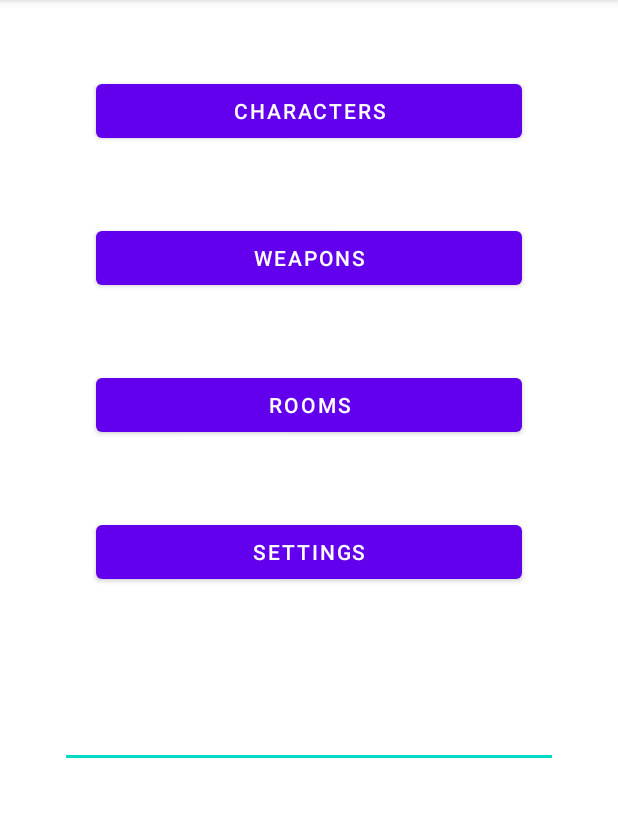
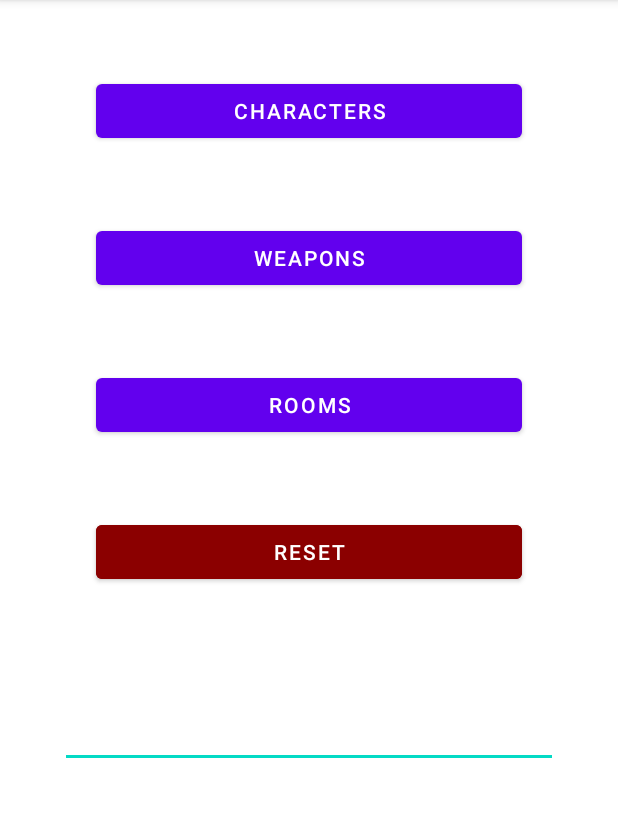
Before and after one commit to DarknightDragon/clue-helper, an Android app: the screen it shows after launch (MainActivity), on a phone screen of 412 x 824 dp, the part 84-901 px from its top. Run offline under Robolectric (Android 15) with nearby library versions, the phone set to English and light mode, and no system bars.

Commit message:
Added reset button

```diff
--- a/app/src/main/AndroidManifest.xml
+++ b/app/src/main/AndroidManifest.xml
@@ -8,7 +8,8 @@
         android:label="@string/app_name"
         android:roundIcon="@mipmap/ic_launcher_round"
         android:supportsRtl="true"
-        android:theme="@style/Theme.ClueHelper">
+        android:theme="@style/Theme.ClueHelper"
+        android:resizeableActivity="true" >
 
         <!-- Main Activity -->
         <activity android:name=".MainActivity"
@@ -23,7 +24,7 @@
         <!-- TabLayout Swipe Activity -->
         <activity android:name=".TabActivity"
             android:parentActivityName=".MainActivity"
-            android:launchMode="singleInstance">
+            android:launchMode="singleInstance" >
         </activity>
 
     </application>
--- a/app/src/main/res/layout/activity_main.xml
+++ b/app/src/main/res/layout/activity_main.xml
@@ -42,18 +42,19 @@
             android:layout_height="wrap_content"
             android:layout_marginTop="50dp"
             android:text="@string/rooms"
-            app:layout_constraintBottom_toTopOf="@+id/btn_settings"
+            app:layout_constraintBottom_toTopOf="@+id/btn_reset"
             app:layout_constraintEnd_toEndOf="@+id/btn_weapons"
             app:layout_constraintHorizontal_bias="0.5"
             app:layout_constraintStart_toStartOf="@+id/btn_weapons"
             app:layout_constraintTop_toBottomOf="@+id/btn_weapons" />
 
         <Button
-            android:id="@+id/btn_settings"
+            android:id="@+id/btn_reset"
+            android:backgroundTint="@color/dark_red"
             android:layout_width="0dp"
             android:layout_height="wrap_content"
             android:layout_marginTop="50dp"
-            android:text="@string/settings"
+            android:text="@string/reset"
             app:layout_constraintBottom_toTopOf="@+id/notes"
             app:layout_constraintEnd_toEndOf="@+id/btn_rooms"
             app:layout_constraintHorizontal_bias="0.5"
@@ -75,7 +76,7 @@
             app:layout_constraintEnd_toEndOf="parent"
             app:layout_constraintHorizontal_bias="0.5"
             app:layout_constraintStart_toStartOf="parent"
-            app:layout_constraintTop_toBottomOf="@+id/btn_settings"
+            app:layout_constraintTop_toBottomOf="@+id/btn_reset"
             tools:ignore="LabelFor" />
 
         <View
--- a/app/src/main/res/layout/fragment_room.xml
+++ b/app/src/main/res/layout/fragment_room.xml
@@ -647,7 +647,7 @@
             android:layout_width="wrap_content"
             android:layout_height="wrap_content"
             android:layout_marginTop="32dp"
-            android:text="@string/room_kitchen"
+            android:text="@string/room_study"
             android:textAlignment="center"
             android:textColor="@color/black"
             android:textSize="@dimen/name_size"
--- a/app/src/main/res/values/strings.xml
+++ b/app/src/main/res/values/strings.xml
@@ -4,6 +4,7 @@
     <string name="weapons">Weapons</string>
     <string name="rooms">Rooms</string>
     <string name="settings">Settings</string>
+    <string name="reset">Reset</string>
     <string name="notes_placeholder">Enter Notes</string>
     <string name="name_scarlet">Ms. Scarlet</string>
     <string name="name_peacock">Mrs. Peacock</string>
```
Also changed, not shown: app/src/main/java/com/github/DarknightDragon/cluehelper/MainActivity.java (+45 -14 lines), app/src/main/java/com/github/DarknightDragon/cluehelper/TabActivity.java (+18 -3 lines).
